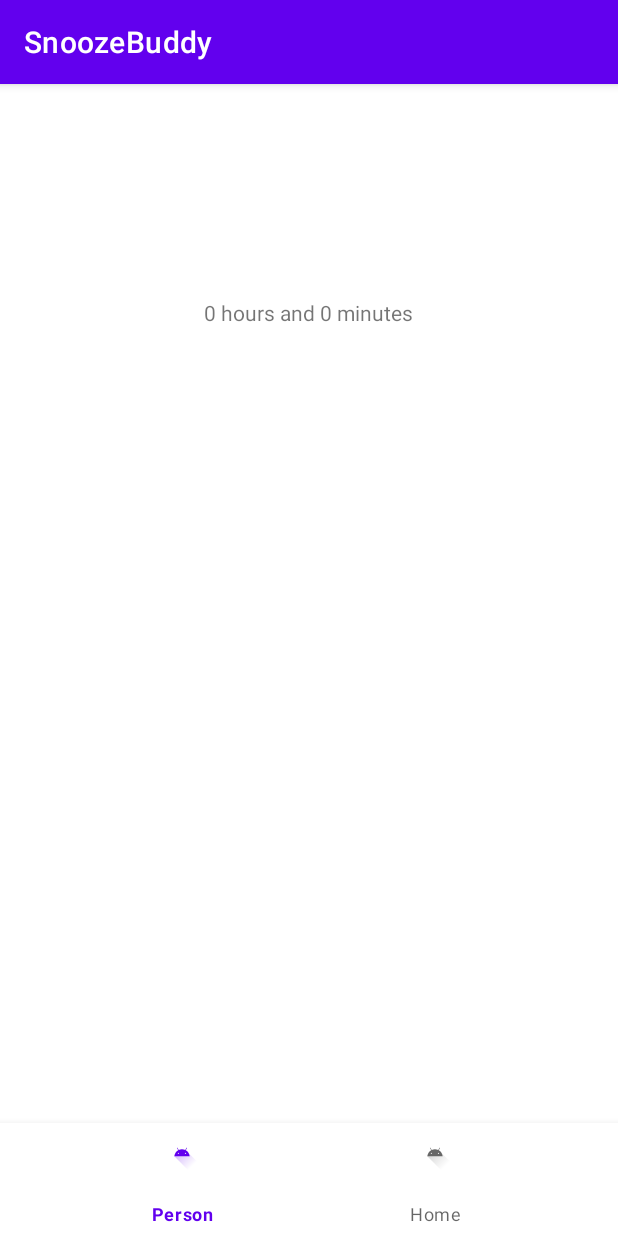
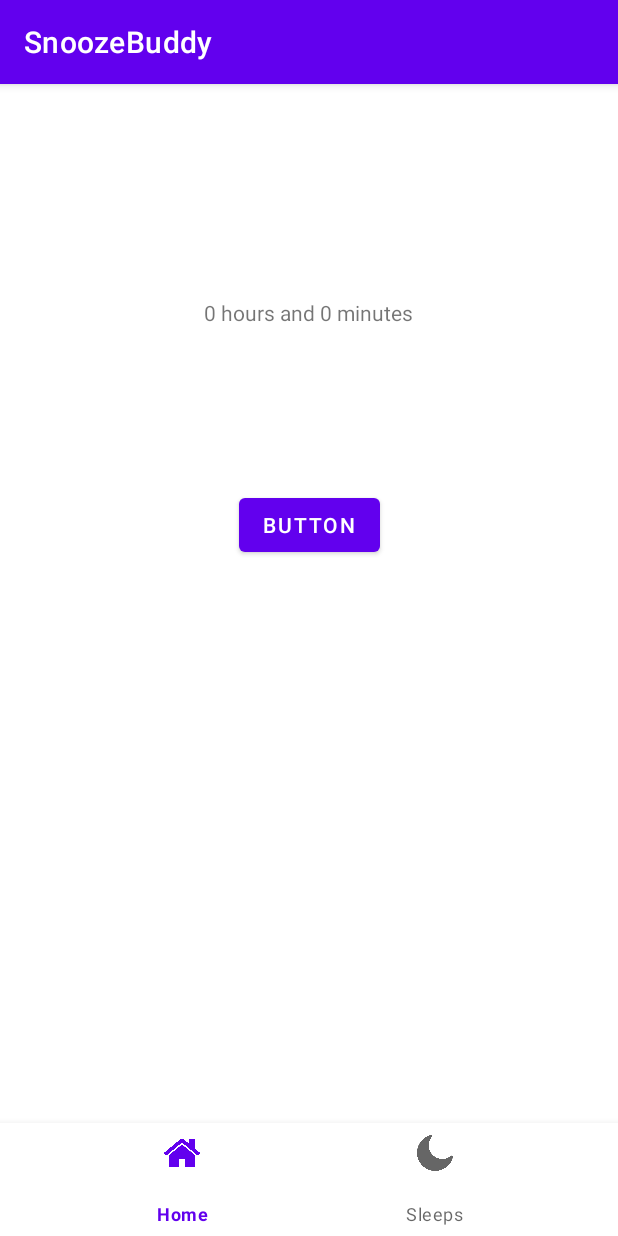
Before and after one commit to LassilaJoni/SnoozeBuddy, an Android app: the ListDataActivity screen opened directly, with no data from a screen before it, after a tap on an icon or button, on a phone screen of 412 x 824 dp. Run offline under Robolectric (Android 15) with nearby library versions, the phone set to English and light mode, and no system bars.

Commit message:
Added nav bar icons and delete row from database.

```diff
--- a/app/src/main/java/fi/jonilassila/snoozebuddy/DatabaseHelper.java
+++ b/app/src/main/java/fi/jonilassila/snoozebuddy/DatabaseHelper.java
@@ -7,16 +7,17 @@ import android.database.DatabaseUtils;
 import android.database.sqlite.SQLiteDatabase;
 import android.database.sqlite.SQLiteOpenHelper;
 import android.util.Log;
+import android.view.View;
 
 public class DatabaseHelper extends SQLiteOpenHelper {
     private static final String TAG = "DatabaseHelper";
 
-    public static final String TABLE_NAME = "people_table";
-    public static final String COL1 = "ID";
-    public static final String COL2 = "sleepName";
-    public static final String COL3 = "sleepDescription";
-    public static final String COL4 = "sleepDurationMinutes";
-    public static final String COL5 = "sleepDurationHours";
+    private static final String TABLE_NAME = "people_table";
+    private static final String COL1 = "ID";
+    private static final String COL2 = "sleepName";
+    private static final String COL3 = "sleepDescription";
+    private static final String COL4 = "sleepDurationMinutes";
+    private static final String COL5 = "sleepDurationHours";
 
 
     public DatabaseHelper(Context context) {
@@ -65,6 +66,12 @@ public class DatabaseHelper extends SQLiteOpenHelper {
         String query = "SELECT * FROM " + TABLE_NAME;
         Cursor data = db.rawQuery(query, null);
         return data;
+    }
+    public boolean deleteData(View view, int i) {
+        SQLiteDatabase db = this.getWritableDatabase();
+        db.execSQL("DELETE FROM " + TABLE_NAME + " WHERE id= " + (i +1));
+        //FROM " + TABLE_NAME + " WHERE id= " + (i +1);
 
+        return true;
     }
 }
--- a/app/src/main/java/fi/jonilassila/snoozebuddy/DetailsActivity.java
+++ b/app/src/main/java/fi/jonilassila/snoozebuddy/DetailsActivity.java
@@ -6,6 +6,7 @@ import android.database.sqlite.SQLiteOpenHelper;
 import android.os.Bundle;
 import android.provider.ContactsContract;
 import android.util.Log;
+import android.view.View;
 import android.widget.CursorAdapter;
 import android.widget.ListView;
 import android.widget.TextView;
@@ -27,6 +28,7 @@ public class DetailsActivity extends AppCompatActivity {
 
     DatabaseHelper databaseHelper;
     TextView sleepname;
+    int i;
 
     @Override
     protected void onCreate(Bundle savedInstanceState) {
@@ -37,7 +39,7 @@ public class DetailsActivity extends AppCompatActivity {
         TextView txtDuration = findViewById(R.id.txtDuration);
 
         Bundle b = getIntent().getExtras();
-        int i = b.getInt(MainActivity.EXTRA, 0);
+        i = b.getInt(MainActivity.EXTRA, 0);
 
         databaseHelper = new DatabaseHelper(this);
         SQLiteDatabase db = databaseHelper.getReadableDatabase();
@@ -67,4 +69,5 @@ public class DetailsActivity extends AppCompatActivity {
 
 
 }
+
     }
--- a/app/src/main/res/layout/details_layout.xml
+++ b/app/src/main/res/layout/details_layout.xml
@@ -47,4 +47,15 @@
         app:layout_constraintHorizontal_bias="0.5"
         app:layout_constraintStart_toStartOf="parent"
         app:menu="@menu/bottom_nav_menu"/>
+
+    <Button
+        android:id="@+id/btnDeleteSleep"
+        android:layout_width="wrap_content"
+        android:layout_height="wrap_content"
+        android:layout_marginTop="108dp"
+        android:onClick="deleteData"
+        android:text="Button"
+        app:layout_constraintEnd_toEndOf="parent"
+        app:layout_constraintStart_toStartOf="parent"
+        app:layout_constraintTop_toBottomOf="@+id/txtDuration" />
 </androidx.constraintlayout.widget.ConstraintLayout>
--- a/app/src/main/res/menu/bottom_nav_menu.xml
+++ b/app/src/main/res/menu/bottom_nav_menu.xml
@@ -2,10 +2,10 @@
 <menu xmlns:android="http://schemas.android.com/apk/res/android">
     <item
         android:id="@+id/person"
-        android:title="Person"
-        android:icon="@drawable/ic_launcher_foreground"/>
+        android:title="Home"
+        android:icon="@drawable/home"/>
     <item
         android:id="@+id/home"
-        android:title="Home"
-        android:icon="@drawable/ic_launcher_foreground"/>
+        android:title="Sleeps"
+        android:icon="@drawable/moon"/>
 </menu>
```
Also changed, not shown: app/src/main/res/drawable/home.png (added), app/src/main/res/drawable/moon.png (added).
